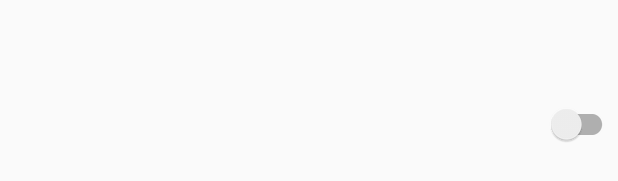
After one commit to svanegas/android_training, an Android app: the layout nav_drawer_item_switch.xml on its own in the app's theme, with its tools: preview values and no code run, on a phone screen of 412 x 824 dp. The commit adds this screen. Shown: the part 494-675 px from the top of the screen. Run offline under Robolectric (Android 15) with nearby library versions, the phone set to English and light mode, and no system bars.

Commit message:
Complementing example of DrawerLayout

```diff
--- a/app/src/main/res/layout/nav_drawer_header.xml
+++ b/app/src/main/res/layout/nav_drawer_header.xml
@@ -3,8 +3,7 @@
              android:layout_width="match_parent"
              android:layout_height="@dimen/nav_drawer_header_height"
              android:alpha="0.8"
-             android:background="@drawable/drawer_header"
-             android:orientation="vertical">
+             android:background="@drawable/drawer_header">
 
     <TextView
         style="@style/TextAppearance.AppCompat.Title"
--- /dev/null
+++ b/app/src/main/res/layout/nav_drawer_item_switch.xml
@@ -0,0 +1,11 @@
+<?xml version="1.0" encoding="utf-8"?>
+<LinearLayout xmlns:android="http://schemas.android.com/apk/res/android"
+              android:orientation="vertical"
+              android:layout_width="match_parent"
+              android:layout_height="match_parent">
+
+    <android.support.v7.widget.SwitchCompat
+        android:layout_width="match_parent"
+        android:layout_height="match_parent"/>
+
+</LinearLayout>
--- a/app/src/main/res/menu/drawer_items.xml
+++ b/app/src/main/res/menu/drawer_items.xml
@@ -9,7 +9,8 @@
     <item
         android:id="@+id/drawer_item_2"
         android:icon="@android:drawable/ic_btn_speak_now"
-        android:title="@string/drawer_title_2"/>
+        android:title="@string/drawer_title_2"
+        app:actionLayout="@layout/nav_drawer_item_switch"/>
 
     <item
         android:id="@+id/drawer_item_3"
--- a/app/src/main/res/values-v21/styles.xml
+++ b/app/src/main/res/values-v21/styles.xml
@@ -4,6 +4,6 @@
         <item name="windowActionBar">false</item>
         <item name="windowNoTitle">true</item>
         <item name="android:windowDrawsSystemBarBackgrounds">true</item>
-        <item name="android:statusBarColor">@color/colorPrimaryDark</item>
+        <item name="android:statusBarColor">@android:color/transparent</item>
     </style>
 </resources>
--- a/app/src/main/res/values/colors.xml
+++ b/app/src/main/res/values/colors.xml
@@ -3,4 +3,5 @@
     <color name="colorPrimary">#3F51B5</color>
     <color name="colorPrimaryDark">#303F9F</color>
     <color name="colorAccent">#FF4081</color>
+    <color name="gray">#EEEEEE</color>
 </resources>
```
Also changed, not shown: app/src/main/java/com/example/svanegas/training/controller/person/MainActivity.java (+18 -11 lines), app/src/main/res/layout/activity_main.xml (+5 -4 lines).
